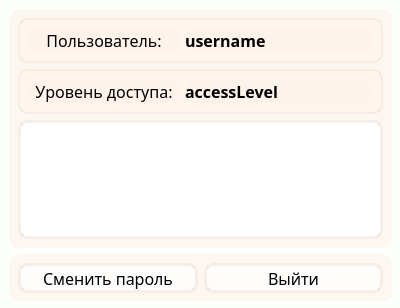
Before: the Qt Designer form university_project_client/ui/aboutuserform.ui in Fxsh-pro/university_project, drawn with Qt 5.
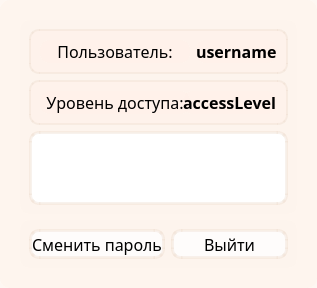
After: the same form once the commit is applied.

Diff of the .ui file:
```diff
--- a/university_project_client/ui/aboutuserform.ui
+++ b/university_project_client/ui/aboutuserform.ui
@@ -6,26 +6,20 @@
    <rect>
     <x>0</x>
     <y>0</y>
-    <width>400</width>
-    <height>308</height>
+    <width>317</width>
+    <height>279</height>
    </rect>
   </property>
   <property name="windowTitle">
    <string>Form</string>
   </property>
   <property name="styleSheet">
-   <string notr="true">background-color: rgba(253, 255, 253, 255);
-font-family: Century Gothic;</string>
+   <string notr="true">background-color: rgba(254, 244, 236, 180);
+border-radius: 10px;</string>
   </property>
+  <layout class="QHBoxLayout" name="horizontalLayout_4">
+   <item>
   <widget class="QFrame" name="frame">
-   <property name="geometry">
-    <rect>
-     <x>0</x>
-     <y>0</y>
-     <width>401</width>
-     <height>311</height>
-    </rect>
-   </property>
    <property name="styleSheet">
     <string notr="true">background-color:none;</string>
    </property>
@@ -280,6 +274,8 @@
     </item>
    </layout>
   </widget>
+   </item>
+  </layout>
  </widget>
  <resources/>
  <connections/>
```
Lines whose indentation alone changed are shown as unchanged.
